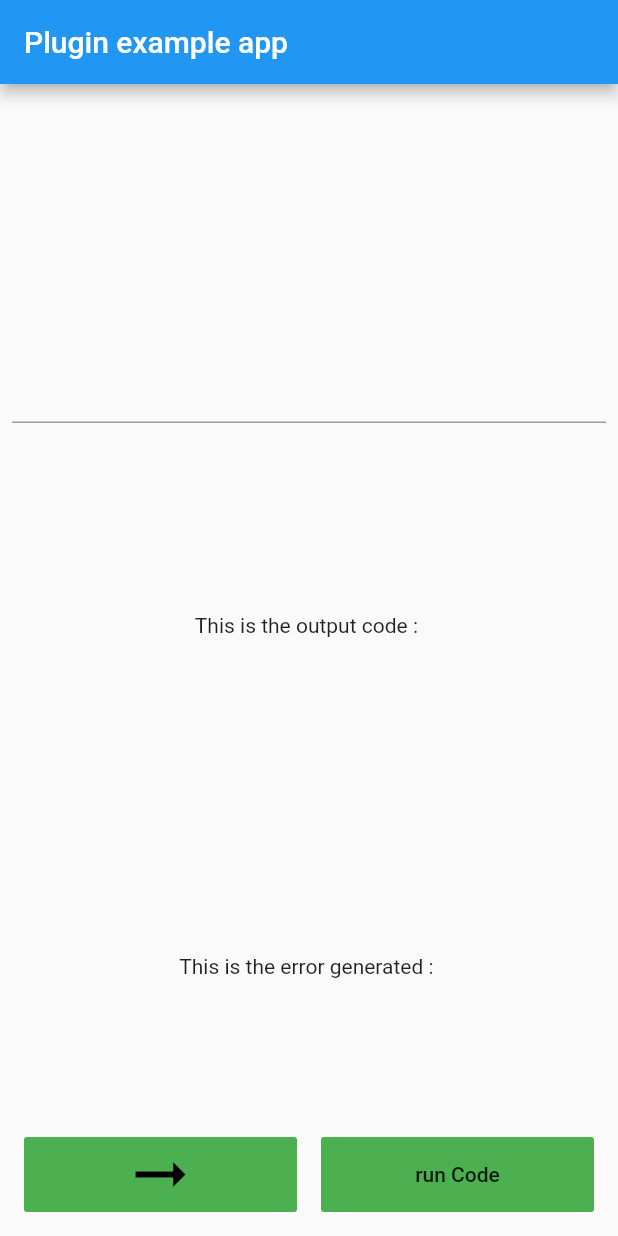
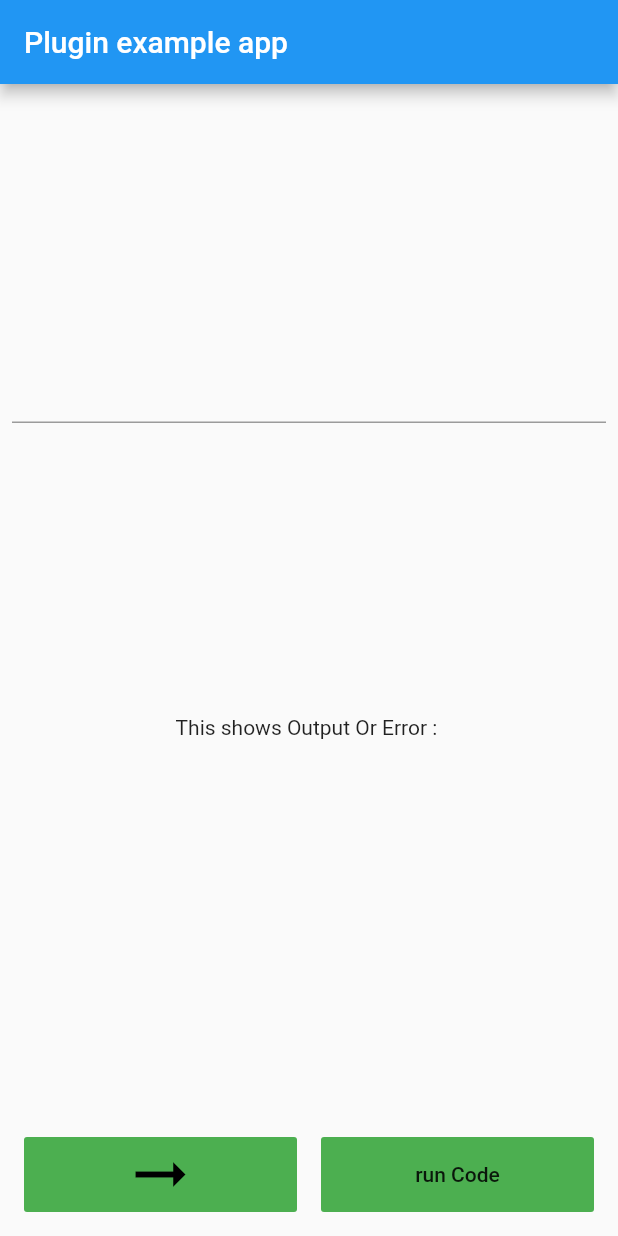
Before and after one commit to jaydangar/chaquopy_flutter, a Flutter app: the screen it shows after launch, on a phone screen of 412 x 824 dp. Run offline on Flutter 3.47's test engine with Material 2 defaults, Android fonts, the light colour scheme and no system bars.

Commit message:
31-07-2021 : added null safety

```diff
--- a/example/lib/main.dart
+++ b/example/lib/main.dart
@@ -32,10 +32,10 @@ class HomePage extends StatefulWidget {
 }
 
 class _HomePageState extends State<HomePage> {
-  TextEditingController _controller;
-  FocusNode _focusNode;
+  late TextEditingController _controller;
+  late FocusNode _focusNode;
 
-  String _output = "", _error = "";
+  String _outputOrError = "", _error = "";
 
   Map<String, dynamic> data = Map();
   bool loadImageVisibility = true;
@@ -101,15 +101,7 @@ class _HomePageState extends State<HomePage> {
                 flex: 2,
                 child: Container(
                   child: Text(
-                    'This is the output code : $_output',
-                  ),
-                ),
-              ),
-              Expanded(
-                flex: 1,
-                child: Container(
-                  child: Text(
-                    'This is the error generated : $_error',
+                    'This shows Output Or Error : $_outputOrError',
                   ),
                 ),
               ),
@@ -143,14 +135,12 @@ class _HomePageState extends State<HomePage> {
                         onPressed: () async {
                           // to run PythonCode, just use executeCode function, which will return map with following format
                           // {
-                          // "textOutput" : output of the code,
-                          // "error" : error generated while running the code
+                          // "textOutputOrError" : output of the code / error generated while running the code
                           // }
                           final _result =
                               await Chaquopy.executeCode(_controller.text);
                           setState(() {
-                            _output = _result['textOutput'];
-                            _error = _result['error'];
+                            _outputOrError = _result['textOutputOrError'] ?? '';
                           });
                         },
                       ),
--- a/example/pubspec.yaml
+++ b/example/pubspec.yaml
@@ -6,7 +6,7 @@ description: Demonstrates how to use the chaquopy plugin.
 publish_to: 'none' # Remove this line if you wish to publish to pub.dev
 
 environment:
-  sdk: ">=2.7.0 <3.0.0"
+  sdk: ">=2.12.0 <3.0.0"
 
 dependencies:
   flutter:
--- a/lib/chaquopy.dart
+++ b/lib/chaquopy.dart
@@ -8,8 +8,7 @@ class Chaquopy {
 
   /// This function execute your python code and returns result Map.
   /// Structure of result map is :
-  /// result['textOutput'] : The original output.
-  /// result['error'] : Error or Exception thrown while running the code.
+  /// result['textOutput'] : The original output / error
   static Future<Map<String, dynamic>> executeCode(String code) async {
     dynamic outputData = await _channel.invokeMethod('runPythonScript', code);
     return Map<String, dynamic>.from(outputData);
--- a/pubspec.yaml
+++ b/pubspec.yaml
@@ -4,8 +4,7 @@
 homepage: https://github.com/jaydangar/chaquopy_flutter
 
 environment:
-  sdk: ">=2.7.0 <3.0.0"
-  flutter: ">=1.20.0"
+  sdk: ">=2.12.0 <3.0.0"
 
 dependencies:
   flutter:
```
Also changed, not shown: example/pubspec.lock, pubspec.lock, 9 other files.
